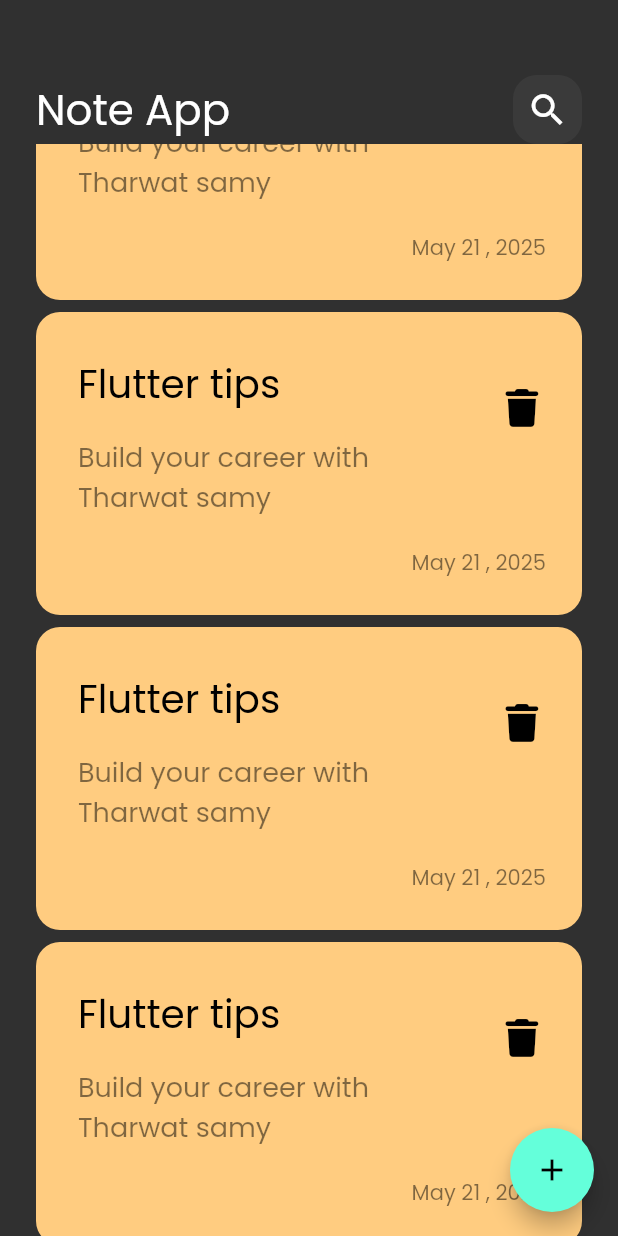
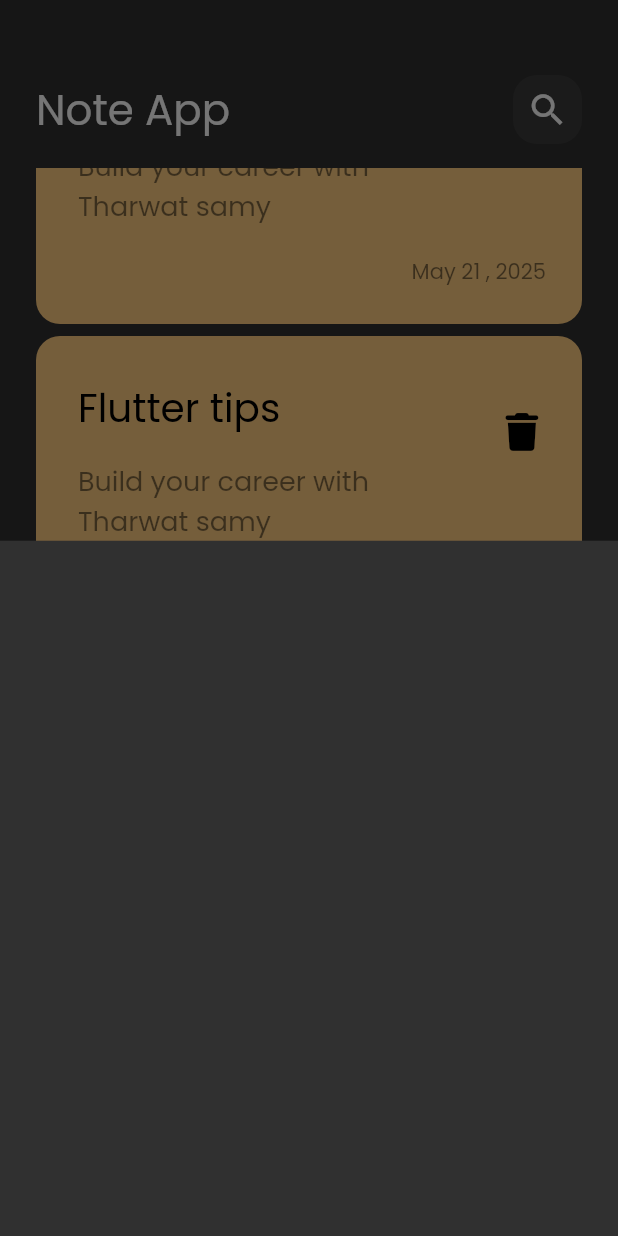
Before and after one commit to Keroloskhaled10/notes_app, a Flutter app: the screen it shows after launch, scrolled down 1152 dp, after a tap on the "add" icon, on a phone screen of 412 x 824 dp. Run offline on Flutter 3.47's test engine with Material 3 defaults, Android fonts, the phone set to English and light mode, and no system bars; our stand-ins replace font_awesome_flutter.

Commit message:
show model bottom sheet

```diff
--- a/lib/views/notes_view.dart
+++ b/lib/views/notes_view.dart
@@ -1,4 +1,5 @@
 import 'package:flutter/material.dart';
+import 'package:notes_app/widgets/add_note_bottom_sheet.dart';
 import 'package:notes_app/widgets/notes_view_body.dart';
 
 class NotesView extends StatelessWidget {
@@ -8,7 +9,14 @@ class NotesView extends StatelessWidget {
   Widget build(BuildContext context) {
     return Scaffold(
       floatingActionButton: FloatingActionButton(
-        onPressed: () {},
+        onPressed: () {
+          showModalBottomSheet(
+            context: context,
+            builder: (context) {
+              return AddNoteBottomSheet();
+            },
+          );
+        },
         child: Icon(Icons.add),
       ),
       body: NotesViewBody(),
--- /dev/null
+++ b/lib/widgets/add_note_bottom_sheet.dart
@@ -0,0 +1,10 @@
+import 'package:flutter/material.dart';
+
+class AddNoteBottomSheet extends StatelessWidget {
+  const AddNoteBottomSheet({super.key});
+
+  @override
+  Widget build(BuildContext context) {
+    return Container();
+  }
+}
--- a/lib/widgets/news_list.dart
+++ /dev/null
@@ -1,18 +0,0 @@
-import 'package:flutter/material.dart';
-import 'package:notes_app/widgets/custom_note_item.dart';
-
-class NotesListView extends StatelessWidget {
-  const NotesListView({super.key});
-
-  @override
-  Widget build(BuildContext context) {
-    return ListView.builder(
-      itemBuilder: (context, index) {
-        return Padding(
-          padding: const EdgeInsets.symmetric(vertical: 4),
-          child: CustomNoteItem(),
-        );
-      },
-    );
-  }
-}
--- /dev/null
+++ b/lib/widgets/notes_list.dart
@@ -0,0 +1,22 @@
+import 'package:flutter/material.dart';
+import 'package:notes_app/widgets/custom_note_item.dart';
+
+class NotesListView extends StatelessWidget {
+  const NotesListView({super.key});
+
+  @override
+  Widget build(BuildContext context) {
+    return Padding(
+      padding: const EdgeInsets.symmetric(vertical: 16),
+      child: ListView.builder(
+        padding: EdgeInsets.zero,
+        itemBuilder: (context, index) {
+          return Padding(
+            padding: const EdgeInsets.symmetric(vertical: 4),
+            child: CustomNoteItem(),
+          );
+        },
+      ),
+    );
+  }
+}
--- a/lib/widgets/notes_view_body.dart
+++ b/lib/widgets/notes_view_body.dart
@@ -1,6 +1,6 @@
 import 'package:flutter/material.dart';
 import 'package:notes_app/widgets/custom_app_bar.dart';
-import 'package:notes_app/widgets/news_list.dart';
+import 'package:notes_app/widgets/notes_list.dart';
 
 class NotesViewBody extends StatelessWidget {
   const NotesViewBody({super.key});
```
